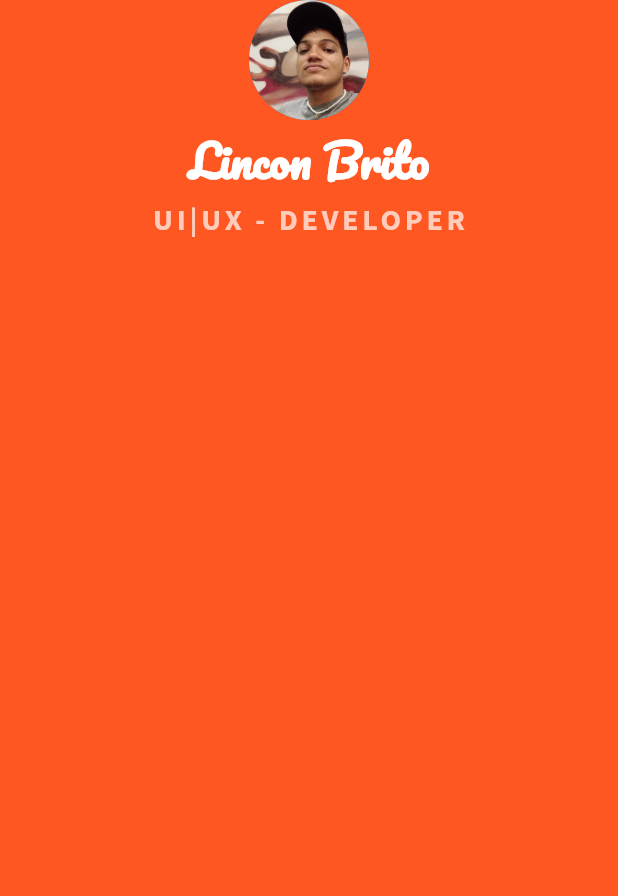
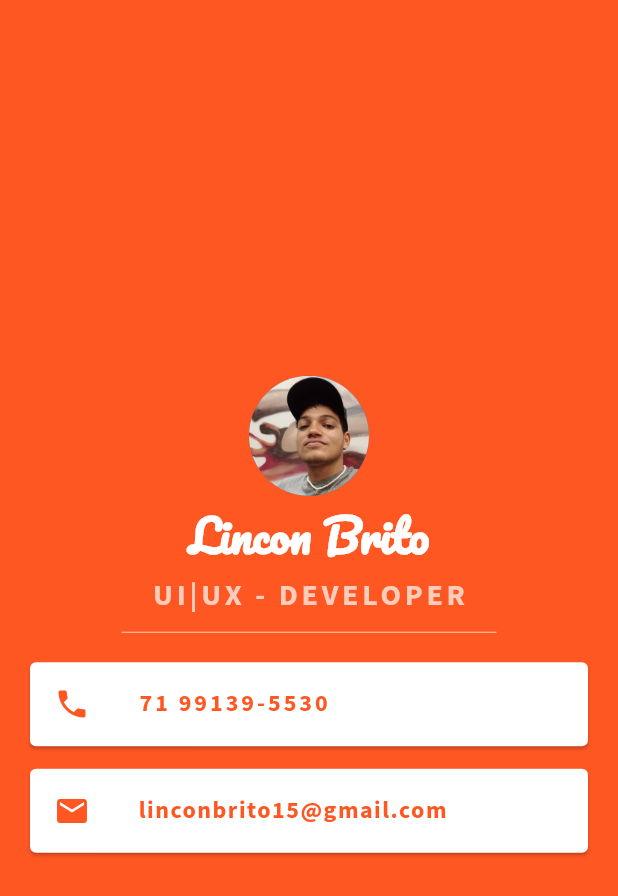
Before and after one commit to LinconjBrito/mycard, a Flutter app: the screen it shows after launch, on a phone screen of 412 x 824 dp. Shown: the top 896 px of the screen. Run offline on Flutter 3.47's test engine with Material 2 defaults, Android fonts, the phone set to English and light mode, and no system bars.

Commit message:
Aula finalizada

```diff
--- a/lib/main.dart
+++ b/lib/main.dart
@@ -15,12 +15,13 @@ class MeuApp extends StatelessWidget {
         body: SafeArea(
           child: Center(
             child: Column(
+              mainAxisAlignment: MainAxisAlignment.center,
               children: [
                 const CircleAvatar(
                   radius: 40,
                   backgroundImage: AssetImage('images/profile.jpg'),
                 ),
-               const Text(
+                const Text(
                   "Lincon Brito",
                   style: TextStyle(
                       fontFamily: 'Pacifico',
@@ -33,7 +34,45 @@ class MeuApp extends StatelessWidget {
                   style: TextStyle(
                       fontFamily: 'Source Sans',
                       fontWeight: FontWeight.bold,
-                      fontSize: 20, letterSpacing: 2.5, color: Colors.deepOrange.shade100),
+                      fontSize: 20,
+                      letterSpacing: 2.5,
+                      color: Colors.deepOrange.shade100),
+                ),
+
+                SizedBox(
+                  width: 250.0,
+                  height: 20,
+                  child: Divider(color: Colors.deepOrange.shade100),
+                ),
+                const Card(
+                  margin: EdgeInsets.symmetric(horizontal: 20, vertical: 10),
+                  child: ListTile(
+                    leading: Icon(color: Colors.deepOrange, Icons.phone),
+                    title: Text(
+                      "71 99139-5530",
+                      style: TextStyle(
+                          color: Colors.deepOrange,
+                          fontWeight: FontWeight.bold,
+                          fontFamily: 'Source Sans',
+                          letterSpacing: 2),
+                    ),
+                  ),
+                ),
+
+
+                const Card(
+                  margin: EdgeInsets.symmetric(vertical: 5, horizontal: 20.0),
+                  child: ListTile(
+                    leading: Icon(color: Colors.deepOrange, Icons.email),
+                    title: Text(
+                      "linconbrito15@gmail.com",
+                      style: TextStyle(
+                          color: Colors.deepOrange,
+                          fontWeight: FontWeight.bold,
+                          fontFamily: 'Source Sans',
+                          letterSpacing: 1),
+                    ),
+                  ),
                 )
               ],
             ),
```
